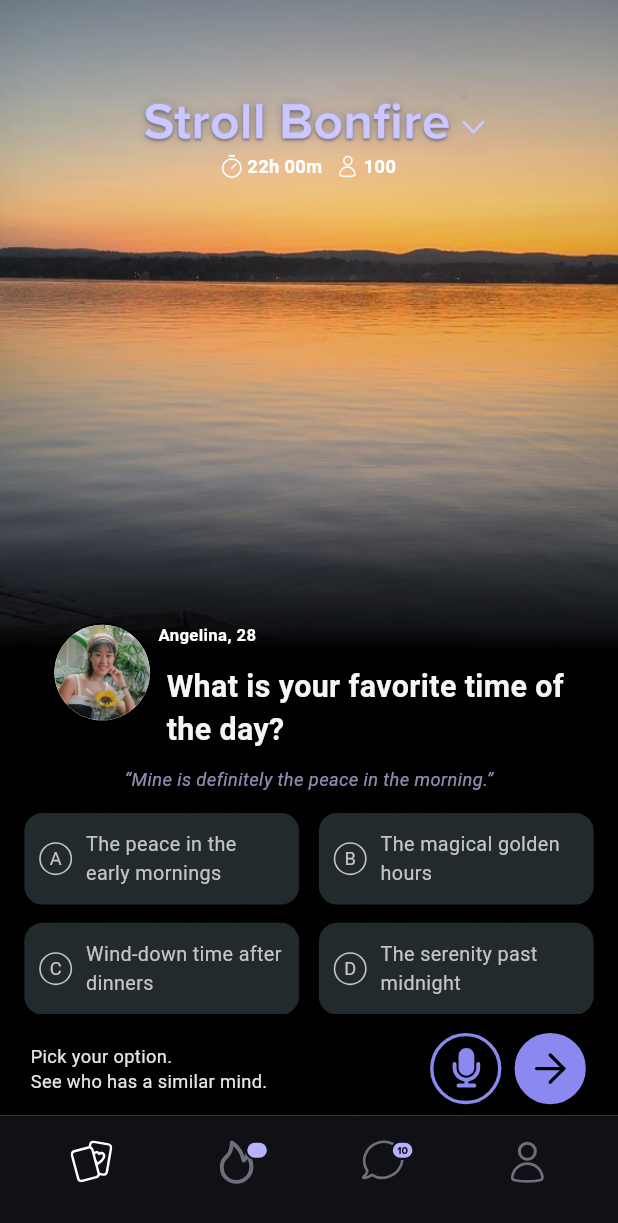
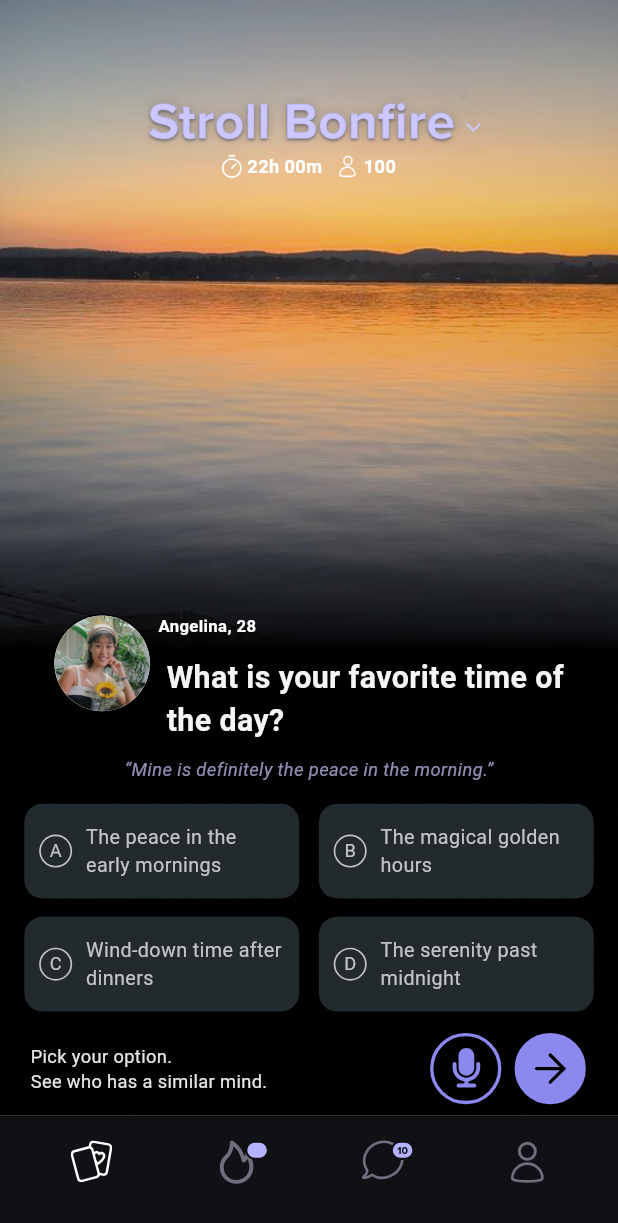
Before and after one commit to ThatSaxyDev/stroll_activity, a Flutter app: the screen it shows after launch, on a phone screen of 412 x 824 dp. Shown: the top 1223 px of the screen. Run offline on Flutter 3.47's test engine with Material 3 defaults, Android fonts, the phone set to English and light mode, and no system bars; our stand-ins replace flutter_screenutil, flutter_svg.

Commit message:
fix: Adjust icon height and update grid item dimensions in home widgets

```diff
--- a/lib/app/home/widgets/home_header_widget.dart
+++ b/lib/app/home/widgets/home_header_widget.dart
@@ -23,7 +23,7 @@ class HomeHeaderWidget extends StatelessWidget {
               padding: EdgeInsets.only(top: 10.h),
               child: MyIcon(
                 icon: Assets.arrowDown,
-                height: 10.h,
+                height: 6.5.h,
               ),
             ),
           ],
--- a/lib/app/home/widgets/home_prompt_selector.dart
+++ b/lib/app/home/widgets/home_prompt_selector.dart
@@ -24,18 +24,18 @@ class _HomePromptSelectorState extends State<HomePromptSelector> {
       return Padding(
         padding: EdgeInsets.symmetric(horizontal: 16.h),
         child: SizedBox(
-          height: 132.h,
+          height: 138.h,
           child: GridView.builder(
             itemCount: 4,
             padding: EdgeInsets.zero,
             gridDelegate: SliverGridDelegateWithFixedCrossAxisCount(
                 crossAxisCount: 2,
-                childAspectRatio: 166.w / 60.h,
+                childAspectRatio: 166.w / 62.h,
                 mainAxisSpacing: 12.h,
                 crossAxisSpacing: 12.w),
             itemBuilder: (context, index) {
               return Container(
-                padding: EdgeInsets.symmetric(horizontal: 9.w, vertical: 11.h),
+                padding: EdgeInsets.symmetric(horizontal: 9.w, vertical: 9.h),
                 decoration: BoxDecoration(
                   color: Color(0xFF232A2E),
                   borderRadius: BorderRadius.circular(12.r),
```
